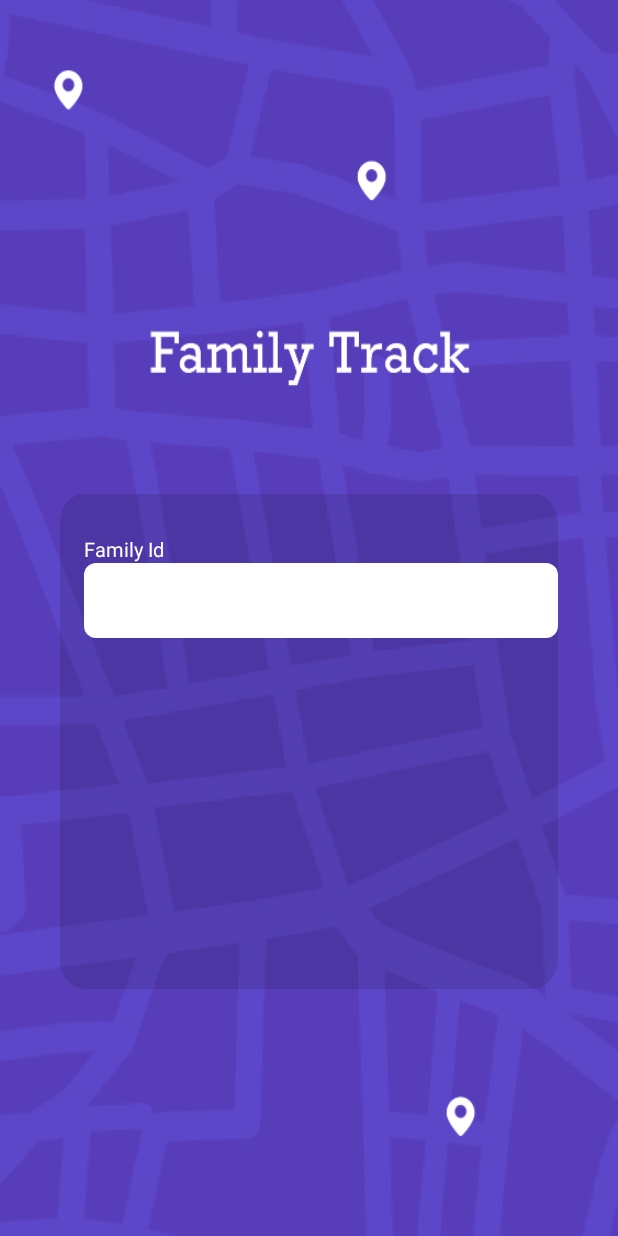
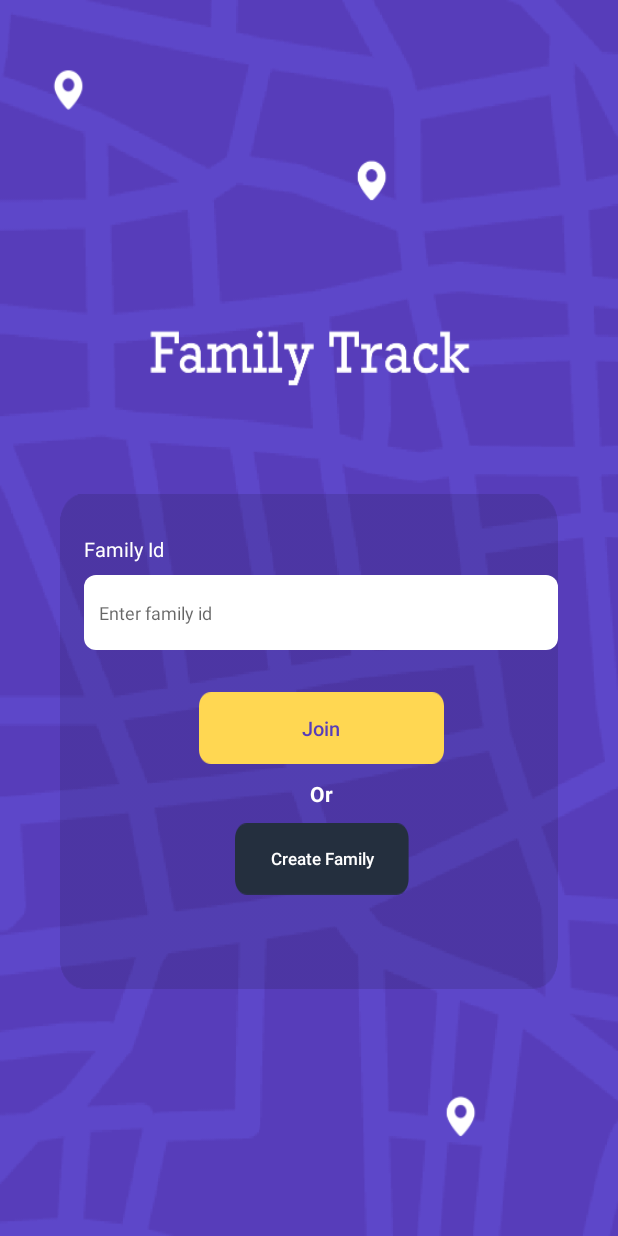
Before and after one commit to mehmettas/MVVM_firebase_realtime_family_tracker, an Android app: the MainActivity screen opened directly, with no data from a screen before it, on a phone screen of 412 x 824 dp. Run offline under Robolectric (Android 15) with nearby library versions, the phone set to English and light mode, and no system bars; our stand-ins replace Firebase (no records; nobody signed in at launch, a user with empty details on screens opened directly); 3 statements that could not run were skipped.

Commit message:
login layout fixes

```diff
--- a/family_track/app/src/main/res/layout/activity_main.xml
+++ b/family_track/app/src/main/res/layout/activity_main.xml
@@ -50,10 +50,56 @@
                 android:id="@+id/textFamilyId"
                 app:layout_constraintStart_toStartOf="@id/textFamilyIdHeader"
                 android:background="@drawable/bg_edittext_white"
+                android:layout_marginTop="8dp"
+                android:hint="@string/familyIdHint"
+                android:textSize="12sp"
+                android:paddingStart="10dp"
+                android:maxLines="1"
                 app:layout_constraintTop_toBottomOf="@id/textFamilyIdHeader"
                 app:layout_constraintEnd_toEndOf="parent"
                 android:layout_width="0dp"
                 android:layout_height="50dp"/>
+
+        <androidx.appcompat.widget.AppCompatButton
+                android:id="@+id/btnJoin"
+                android:background="@drawable/btn_yellow_back"
+                app:layout_constraintTop_toBottomOf="@id/textFamilyId"
+                app:layout_constraintStart_toStartOf="@id/textFamilyId"
+                app:layout_constraintEnd_toEndOf="@id/textFamilyId"
+                android:textAllCaps="false"
+                android:layout_marginTop="28dp"
+                android:text="@string/join"
+                android:textSize="13sp"
+                android:textColor="@color/colorMain"
+                android:layout_width="wrap_content"
+                android:layout_height="wrap_content"/>
+
+        <androidx.appcompat.widget.AppCompatTextView
+                android:id="@+id/textOr"
+                android:text="@string/or"
+                android:layout_width="wrap_content"
+                app:layout_constraintTop_toBottomOf="@id/btnJoin"
+                app:layout_constraintStart_toStartOf="@id/btnJoin"
+                app:layout_constraintEnd_toEndOf="@id/btnJoin"
+                android:layout_marginTop="10dp"
+                android:textStyle="bold"
+                android:textColor="@android:color/white"
+                android:textSize="14sp"
+                android:layout_height="wrap_content"/>
+
+        <androidx.appcompat.widget.AppCompatButton
+                android:id="@+id/btnCreateFamily"
+                app:layout_constraintTop_toBottomOf="@id/textOr"
+                app:layout_constraintStart_toStartOf="@id/textOr"
+                app:layout_constraintEnd_toEndOf="@id/textOr"
+                android:background="@drawable/btn_black_back"
+                android:text="@string/createFamily"
+                android:textAllCaps="false"
+                android:textSize="11sp"
+                android:textColor="@android:color/white"
+                android:layout_width="wrap_content"
+                android:layout_marginTop="10dp"
+                android:layout_height="wrap_content"/>
 
     </androidx.constraintlayout.widget.ConstraintLayout>
 
--- a/family_track/app/src/main/res/values/strings.xml
+++ b/family_track/app/src/main/res/values/strings.xml
@@ -3,4 +3,9 @@
     <string name="title_activity_login">LoginActivity</string>
 
     <string name="familyID">Family Id</string>
+    <string name="join">Join</string>
+    <string name="or">Or</string>
+    <string name="createFamily">Create Family</string>
+    <string name="familyIdHint">Enter family id</string>
+
 </resources>
```
